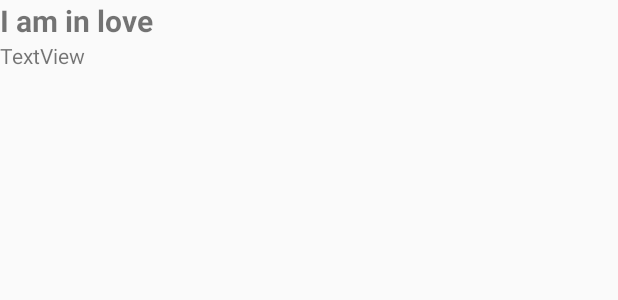
After one commit to linnguyen/AndroidReviewApp_Week2, an Android app: the layout song.xml on its own in the app's theme, with its tools: preview values and no code run, on a phone screen of 412 x 824 dp. The commit adds this screen. Shown: the top 300 px of the screen. Run offline under Robolectric (Android 15) with nearby library versions, the phone set to English and light mode, and no system bars.

Commit message:
music player streaming app

```diff
--- a/app/src/main/res/layout/activity_media_player.xml
+++ b/app/src/main/res/layout/activity_media_player.xml
@@ -5,6 +5,7 @@
     android:layout_width="match_parent"
     android:layout_height="match_parent"
     android:orientation="vertical"
+    android:gravity="center"
     android:background="@drawable/player_background"
     tools:context="com.example.enclaveit.androidreviewapp_week2.MediaPlayer">
 
@@ -23,6 +24,7 @@
                 android:gravity="center"
                 android:layout_width="match_parent"
                 android:layout_height="match_parent"
+                android:onClick="play"
                 android:id="@+id/button" />
         </LinearLayout>
         <Button
@@ -30,6 +32,7 @@
             android:layout_gravity="center"
             android:layout_width="wrap_content"
             android:layout_height="wrap_content"
+            android:onClick="pause"
             android:id="@+id/button2" />
 
         <Button
@@ -37,6 +40,7 @@
             android:layout_gravity="center"
             android:layout_width="wrap_content"
             android:layout_height="wrap_content"
+            android:onClick="stop"
             android:id="@+id/button3" />
     </LinearLayout>
 
--- /dev/null
+++ b/app/src/main/res/layout/song.xml
@@ -0,0 +1,23 @@
+<?xml version="1.0" encoding="utf-8"?>
+<LinearLayout xmlns:android="http://schemas.android.com/apk/res/android"
+    android:orientation="vertical"
+    android:layout_width="match_parent"
+    android:layout_height="match_parent"
+    android:onClick="pickSong"
+    >
+
+    <TextView
+        android:text="I am in love"
+        android:layout_width="match_parent"
+        android:layout_height="wrap_content"
+        android:id="@+id/song_title"
+        android:textSize="20sp"
+        android:textStyle="bold"
+        />
+
+    <TextView
+        android:text="TextView"
+        android:layout_width="match_parent"
+        android:layout_height="wrap_content"
+        android:id="@+id/song_artist" />
+</LinearLayout>
```
Also changed, not shown: app/src/main/AndroidManifest.xml (+7 -0 lines), app/src/main/java/com/example/enclaveit/androidreviewapp_week2/MainActivity.java (+5 -2 lines), app/src/main/java/com/example/enclaveit/androidreviewapp_week2/MediaPlayer.java (+23 -1 lines), app/src/main/java/com/example/enclaveit/androidreviewapp_week2/MediaPlayerApp.java (added, +63 -0 lines), app/src/main/java/com/example/enclaveit/androidreviewapp_week2/adapter/SongAdapter.java (added, +60 -0 lines), app/src/main/java/com/example/enclaveit/androidreviewapp_week2/model/Song.java (added, +41 -0 lines), app/src/main/res/layout/activity_media_player_app.xml (added, +18 -0 lines), app/src/main/res/menu/main.xml (added, +17 -0 lines), app/src/main/res/drawable/end.png (added), app/src/main/res/drawable/rand.png (added), 2 other files.
